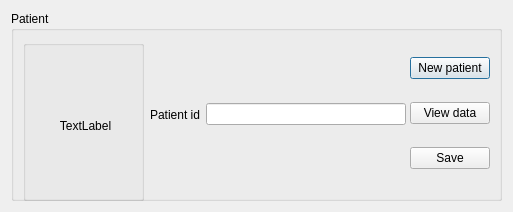
This is patient_select.ui in marchanero/Artemis as Qt 5 draws it before an edit. The edited form follows.
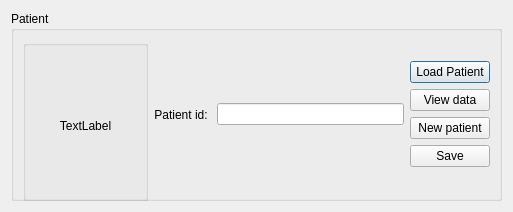
This is the edited form.

Commit message: Cambios en los diseños de los interfaces

Patch:
```diff
--- a/patient_select.ui
+++ b/patient_select.ui
@@ -26,7 +26,7 @@
    <string>Dialog</string>
   </property>
   <layout class="QGridLayout" name="gridLayout_3">
-   <item row="0" column="0">
+   <item row="1" column="0">
     <widget class="QGroupBox" name="groupBox_2">
      <property name="sizePolicy">
       <sizepolicy hsizetype="Expanding" vsizetype="Expanding">
@@ -77,23 +77,10 @@
       </item>
       <item row="0" column="1">
        <layout class="QHBoxLayout" name="horizontalLayout">
-        <item>
-         <spacer name="horizontalSpacer">
-          <property name="orientation">
-           <enum>Qt::Horizontal</enum>
-          </property>
-          <property name="sizeHint" stdset="0">
-           <size>
-            <width>40</width>
-            <height>20</height>
-           </size>
-          </property>
-         </spacer>
-        </item>
         <item>
          <widget class="QLabel" name="label_8">
           <property name="text">
-           <string>Patient id</string>
+           <string>Patient id: </string>
           </property>
           <property name="alignment">
            <set>Qt::AlignRight|Qt::AlignTrailing|Qt::AlignVCenter</set>
@@ -101,36 +88,33 @@
          </widget>
         </item>
         <item>
-         <widget class="QLineEdit" name="patient_id_text">
-          <property name="minimumSize">
-           <size>
-            <width>200</width>
-            <height>0</height>
-           </size>
+         <widget class="QLineEdit" name="patient_id_label">
+          <property name="readOnly">
+           <bool>true</bool>
           </property>
          </widget>
         </item>
-        <item>
-         <spacer name="horizontalSpacer_2">
-          <property name="orientation">
-           <enum>Qt::Horizontal</enum>
-          </property>
-          <property name="sizeHint" stdset="0">
-           <size>
-            <width>40</width>
-            <height>20</height>
-           </size>
-          </property>
-         </spacer>
-        </item>
        </layout>
       </item>
       <item row="0" column="2">
        <layout class="QVBoxLayout" name="verticalLayout">
         <item>
-         <widget class="QPushButton" name="pushButton_3">
+         <spacer name="verticalSpacer_2">
+          <property name="orientation">
+           <enum>Qt::Vertical</enum>
+          </property>
+          <property name="sizeHint" stdset="0">
+           <size>
+            <width>20</width>
+            <height>40</height>
+           </size>
+          </property>
+         </spacer>
+        </item>
+        <item>
+         <widget class="QPushButton" name="pushButton_2">
           <property name="text">
-           <string>New patient</string>
+           <string>Load Patient</string>
           </property>
          </widget>
         </item>
@@ -141,6 +125,13 @@
           </property>
          </widget>
         </item>
+        <item>
+         <widget class="QPushButton" name="pushButton_3">
+          <property name="text">
+           <string>New patient</string>
+          </property>
+         </widget>
+        </item>
         <item>
          <widget class="QPushButton" name="save_patient_button">
           <property name="text">
@@ -148,6 +139,19 @@
           </property>
          </widget>
         </item>
+        <item>
+         <spacer name="verticalSpacer">
+          <property name="orientation">
+           <enum>Qt::Vertical</enum>
+          </property>
+          <property name="sizeHint" stdset="0">
+           <size>
+            <width>20</width>
+            <height>40</height>
+           </size>
+          </property>
+         </spacer>
+        </item>
        </layout>
       </item>
      </layout>
```
The commit also changes 3 other files.
